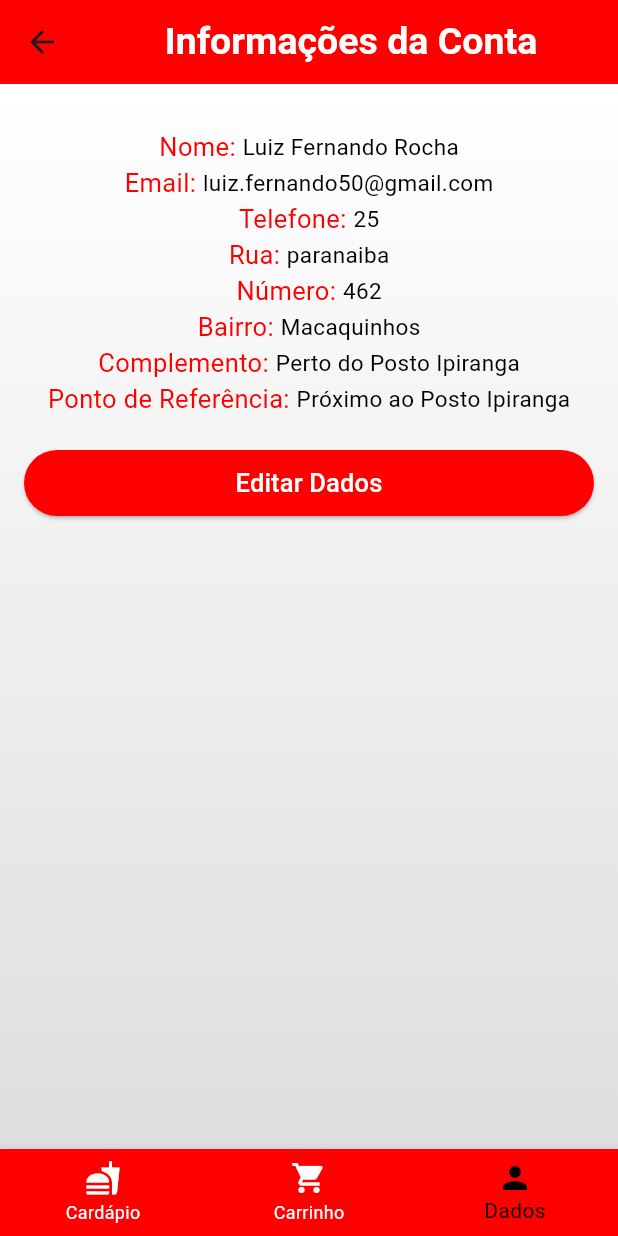
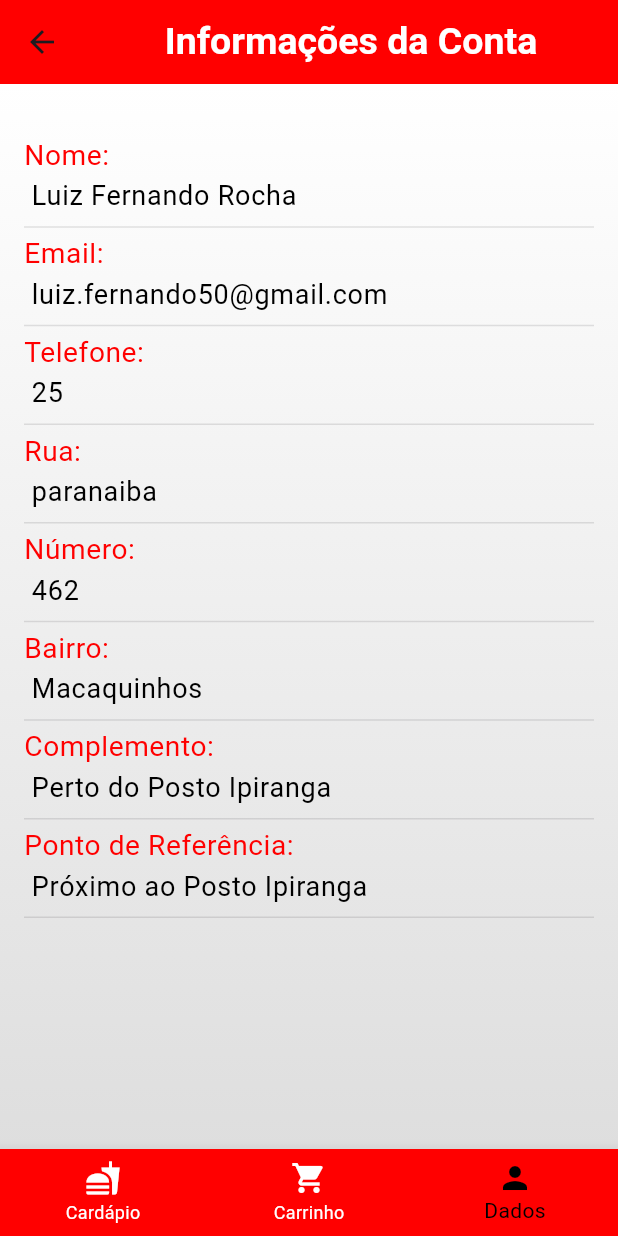
Before and after one commit to caiolara090/Joses_Burger, a Flutter app: the PaginaDados screen opened directly, on a phone screen of 412 x 824 dp. Run offline on Flutter 3.47's test engine with Material 3 defaults, Android fonts, the phone set to English and light mode, and no system bars; our stand-ins replace qr_flutter.

Commit message:
Removendo o botão de Editar Dados e alterando a forma como as informações da conta são mostradas

```diff
--- a/josesburguer/lib/MinhaConta.dart
+++ b/josesburguer/lib/MinhaConta.dart
@@ -65,185 +65,15 @@ class _PaginaDadosState extends State<PaginaDados> {
                   children: [
                     SizedBox(height: 20),
                     SizedBox(height: 10),
-                    Row(
-                      mainAxisAlignment: MainAxisAlignment.center,
-                      children: [
-                        Text(
-                          'Nome: ',
-                          style: TextStyle(
-                            fontSize: 17,
-                            color: const Color.fromARGB(255, 255, 0, 0),
-                          ),
-                        ),
-                        Text(
-                          '$nome',
-                          style: TextStyle(
-                            fontSize: 15,
-                            color: Colors.black,
-                          ),
-                        ),
-                      ],
-                    ),
-                    Row(
-                      mainAxisAlignment: MainAxisAlignment.center,
-                      children: [
-                        Text(
-                          'Email: ',
-                          style: TextStyle(
-                            fontSize: 17,
-                            color: const Color.fromARGB(255, 255, 0, 0),
-                          ),
-                        ),
-                        Text(
-                          '$email',
-                          style: TextStyle(
-                            fontSize: 15,
-                            color: Colors.black,
-                          ),
-                        ),
-                      ],
-                    ),
-                    Row(
-                      mainAxisAlignment: MainAxisAlignment.center,
-                      children: [
-                        Text(
-                          'Telefone: ',
-                          style: TextStyle(
-                            fontSize: 17,
-                            color: const Color.fromARGB(255, 255, 0, 0),
-                          ),
-                        ),
-                        Text(
-                          '$telefone',
-                          style: TextStyle(
-                            fontSize: 15,
-                            color: Colors.black,
-                          ),
-                        ),
-                      ],
-                    ),
-                    Row(
-                      mainAxisAlignment: MainAxisAlignment.center,
-                      children: [
-                        Text(
-                          'Rua: ',
-                          style: TextStyle(
-                            fontSize: 17,
-                            color: const Color.fromARGB(255, 255, 0, 0),
-                          ),
-                        ),
-                        Text(
-                          '$rua',
-                          style: TextStyle(
-                            fontSize: 15,
-                            color: Colors.black,
-                          ),
-                        ),
-                      ],
-                    ),
-                    Row(
-                      mainAxisAlignment: MainAxisAlignment.center,
-                      children: [
-                        Text(
-                          'Número: ',
-                          style: TextStyle(
-                            fontSize: 17,
-                            color: const Color.fromARGB(255, 255, 0, 0),
-                          ),
-                        ),
-                        Text(
-                          '$numero',
-                          style: TextStyle(
-                            fontSize: 15,
-                            color: Colors.black,
-                          ),
-                        ),
-                      ],
-                    ),
-                    Row(
-                      mainAxisAlignment: MainAxisAlignment.center,
-                      children: [
-                        Text(
-                          'Bairro: ',
-                          style: TextStyle(
-                            fontSize: 17,
-                            color: const Color.fromARGB(255, 255, 0, 0),
-                          ),
-                        ),
-                        Text(
-                          '$bairro',
-                          style: TextStyle(
-                            fontSize: 15,
-                            color: Colors.black,
-                          ),
-                        ),
-                      ],
-                    ),
-                    Row(
-                      mainAxisAlignment: MainAxisAlignment.center,
-                      children: [
-                        Text(
-                          'Complemento: ',
-                          style: TextStyle(
-                            fontSize: 17,
-                            color: const Color.fromARGB(255, 255, 0, 0),
-                          ),
-                        ),
-                        Flexible(
-                          child: Text(
-                            '$complemento',
-                            style: TextStyle(
-                              fontSize: 15,
-                              color: Colors.black,
-                            ),
-                          ),
-                        ),
-                      ],
-                    ),
-                    Row(
-                      mainAxisAlignment: MainAxisAlignment.center,
-                      children: [
-                        Text(
-                          'Ponto de Referência: ',
-                          style: TextStyle(
-                            fontSize: 17,
-                            color: const Color.fromARGB(255, 255, 0, 0),
-                          ),
-                        ),
-                        Flexible(
-                          child: Text(
-                            '$ponto_referencia',
-                            style: TextStyle(
-                              fontSize: 15,
-                              color: Colors.black,
-                            ),
-                          ),
-                        ),
-                      ],
-                    ),
+                    _buildInfoTextField('Nome:', nome),
+                    _buildInfoTextField('Email:', email),
+                    _buildInfoTextField('Telefone:', telefone.toString()),
+                    _buildInfoTextField('Rua:', rua),
+                    _buildInfoTextField('Número:', numero.toString()),
+                    _buildInfoTextField('Bairro:', bairro),
+                    _buildInfoTextField('Complemento:', complemento),
+                    _buildInfoTextField('Ponto de Referência:', ponto_referencia),
                     SizedBox(height: 20),
-                    Padding(
-  padding: EdgeInsets.symmetric(horizontal: 16),
-  child: ElevatedButton(
-    onPressed: () {
-      // Implemente a ação do botão de avaliar aqui
-    },
-    style: ElevatedButton.styleFrom(
-      backgroundColor: const Color.fromARGB(255, 255, 0, 0), // Define a cor de fundo do botão como vermelho
-      padding: const EdgeInsets.symmetric(
-        vertical: 10.0,
-        horizontal: 50,
-      ),
-    ),
-    child: const Text(
-      'Editar Dados',
-      style: TextStyle(
-        fontSize: 17.0,
-        color: Colors.white, // Define a cor do texto como branco
-      ),
-    ),
-  ),
-),
                     SizedBox(height: 15),
                   ],
                 ),
@@ -290,4 +120,27 @@ class _PaginaDadosState extends State<PaginaDados> {
       ),
     );
   }
+
+  Widget _buildInfoTextField(String label, String value) {
+  return Padding(
+    padding: const EdgeInsets.symmetric(horizontal: 16),
+    child: TextField(
+      enabled: false,
+      decoration: InputDecoration(
+        labelText: label,
+        labelStyle: TextStyle(
+          fontSize: 25,
+          color: const Color.fromARGB(255, 255, 0, 0),
+        ),
+        prefixText: ' ',
+      ).applyDefaults(Theme.of(context).inputDecorationTheme),
+      style: TextStyle(
+        fontSize: 18,
+        color: Colors.black,
+      ),
+      controller: TextEditingController(text: value),
+    ),
+  );
 }
+
+}
```
